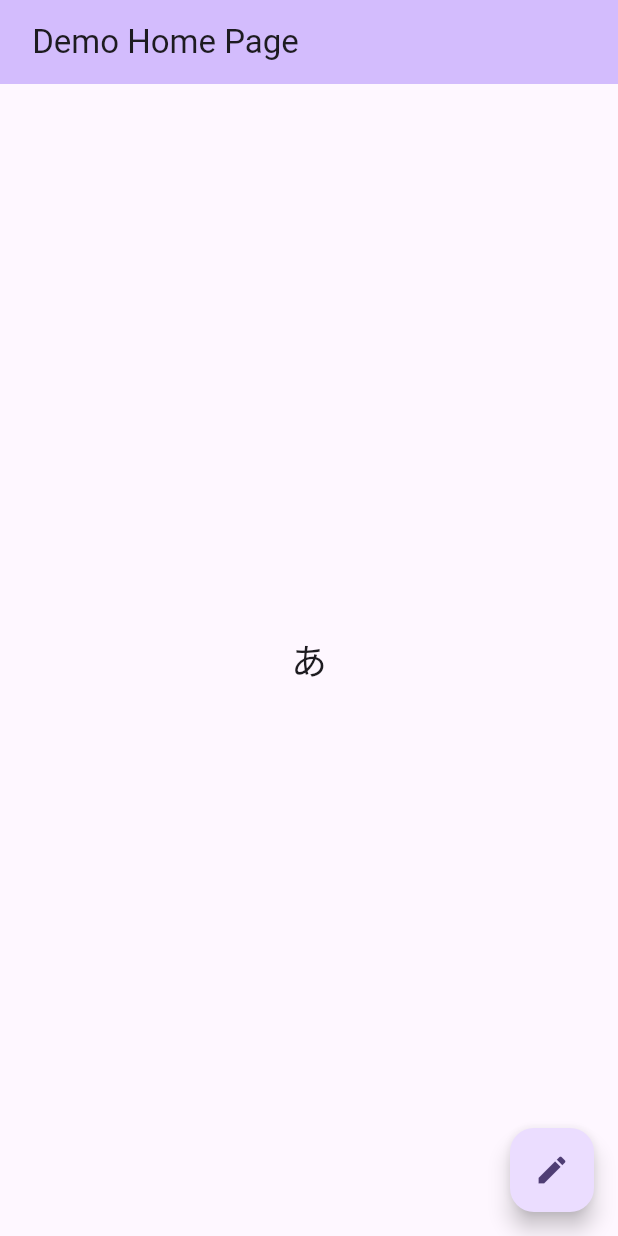
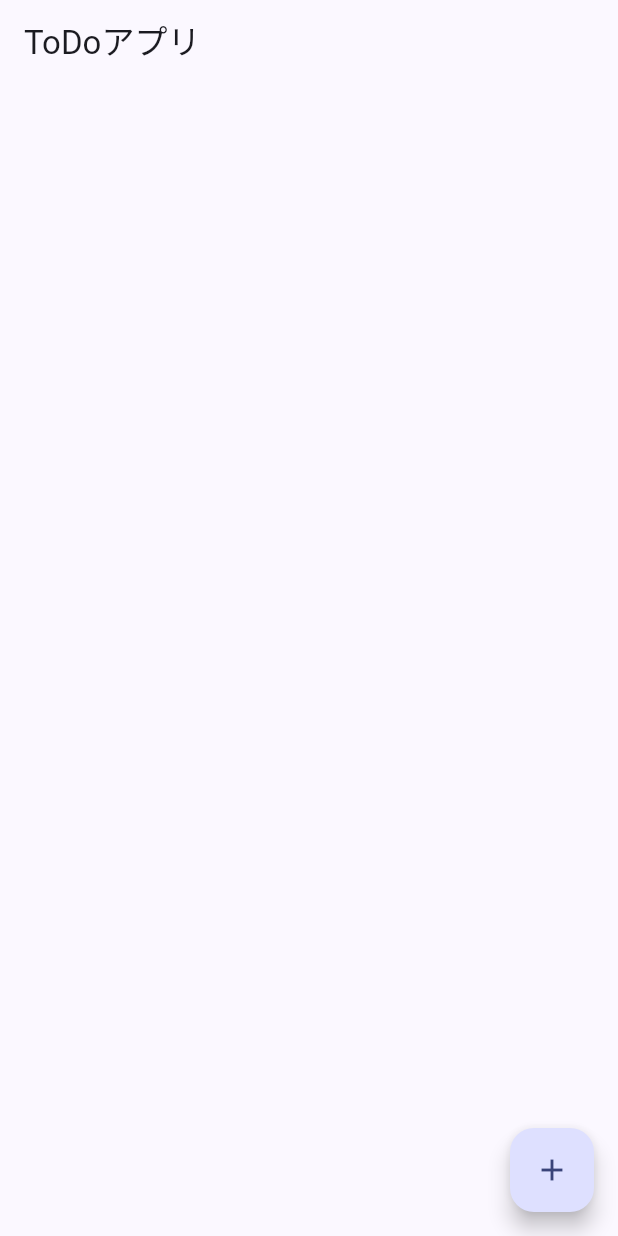
Before and after one commit to taketyan-man/my_android_app, a Flutter app: the screen it shows after launch, on a phone screen of 412 x 824 dp. Run offline on Flutter 3.47's test engine with Material 3 defaults, Android fonts, the phone set to English and light mode, and no system bars.

Commit message:
mini todoapp

```diff
--- a/mini_task/lib/main.dart
+++ b/mini_task/lib/main.dart
@@ -1,6 +1,6 @@
+// main.dart
 import 'package:flutter/material.dart';
-import 'package:mini_task/tweet.dart';
-
+import 'todo_list_page.dart';
 
 void main() {
   runApp(const MyApp());
@@ -8,18 +8,16 @@ void main() {
 
 class MyApp extends StatelessWidget {
   const MyApp({super.key});
+
   @override
   Widget build(BuildContext context) {
     return MaterialApp(
-      title: 'Flutter Demo',
-
+      title: 'ToDo App',
       theme: ThemeData(
-        colorScheme: ColorScheme.fromSeed(seedColor: Colors.deepPurple),
         useMaterial3: true,
+        colorSchemeSeed: Colors.indigo,
       ),
-
-      home: const Tweet(title: ' Demo Home Page'),
-
+      home: const TodoListPage(),
     );
   }
 }
--- /dev/null
+++ b/mini_task/lib/todo_list_page.dart
@@ -0,0 +1,44 @@
+// todo_list_page.dart
+import 'package:flutter/material.dart';
+import 'add_task_page.dart';
+
+class TodoListPage extends StatefulWidget {
+  const TodoListPage({super.key});
+
+  @override
+  State<TodoListPage> createState() => _TodoListPageState();
+}
+
+class _TodoListPageState extends State<TodoListPage> {
+  List<String> tasks = [];
+
+  void _navigateAndAddTask() async {
+    final result = await Navigator.push(
+      context,
+      MaterialPageRoute(builder: (context) => const AddTaskPage()),
+    );
+
+    if (result != null && result is String && result.isNotEmpty) {
+      setState(() {
+        tasks.add(result);
+      });
+    }
+  }
+
+  @override
+  Widget build(BuildContext context) {
+    return Scaffold(
+      appBar: AppBar(title: const Text('ToDoアプリ')),
+      body: ListView.builder(
+        itemCount: tasks.length,
+        itemBuilder: (context, index) => ListTile(
+          title: Text(tasks[index]),
+        ),
+      ),
+      floatingActionButton: FloatingActionButton(
+        onPressed: _navigateAndAddTask,
+        child: const Icon(Icons.add),
+      ),
+    );
+  }
+}
--- a/mini_task/lib/tweet.dart
+++ /dev/null
@@ -1,61 +0,0 @@
-import 'package:flutter/material.dart';
-import 'post_page.dart';
-
-class Tweet extends StatefulWidget {
-  // title を受け取ってるね👀
-  const Tweet({super.key, required this.title});
-
-  final String title;
-
-
-
-  @override
-  State<Tweet> createState() => _TweetState();
-}
-
-class _TweetState extends State<Tweet> {
-  String _text = "あ";
-
-  @override
-  Widget build(BuildContext context) {
-    // Scaffold は土台みたいな感じ（白紙みたいな）
-    return Scaffold(
-      // AppBar は上のヘッダー
-      appBar: AppBar(
-        backgroundColor: Theme.of(context).colorScheme.inversePrimary,
-        title: Text(widget.title),
-      ),
-      body: Center(
-        child: Text(
-          _text,
-          style: TextStyle(fontSize:24),
-        )
-      ),
-      floatingActionButton: FloatingActionButton(
-        onPressed: () async {
-          final result = await Navigator.push(
-            context,
-            PageRouteBuilder(
-              pageBuilder: (context, animation, secondaryAnimation) => const PostPage(),
-              transitionsBuilder: (context, animation, secondaryAnimation, child) {
-                const begin = Offset(0.0, 1.0);
-                const end = Offset.zero;
-                const curve = Curves.ease;
-                final tween = Tween(begin: begin, end: end).chain(CurveTween(curve: curve));
-                return SlideTransition(position: animation.drive(tween), child: child);
-              },
-            ),
-          );
-
-          if (result != null && result is String) {
-            setState(() {
-              _text = result;
-            });
-          }
-        },
-        tooltip: '新規ツイート',
-        child: const Icon(Icons.edit),
-      ),
-    );
-  }
-}
```
Also changed, not shown: mini_task/lib/add_task_page.dart (added, +39 -0 lines), mini_task/lib/post_page.dart (deleted, +0 -43 lines).
